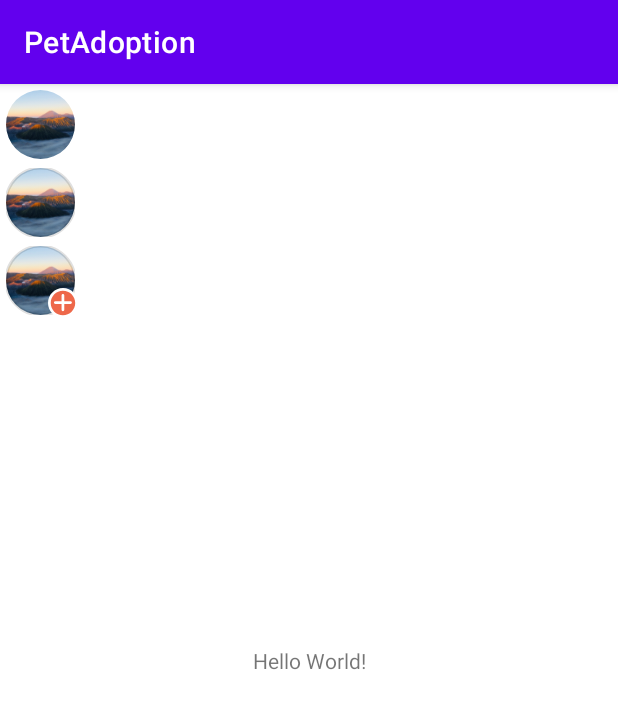
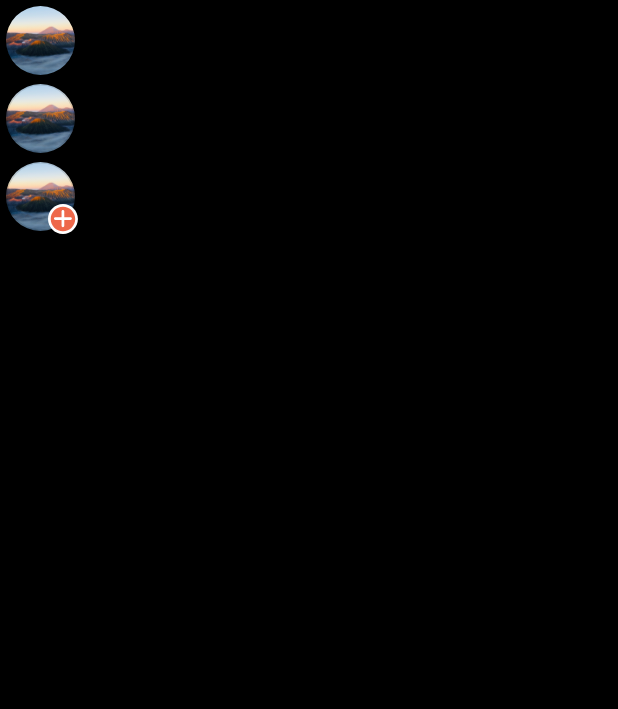
Before and after one commit to NguyenLuongMyHa/PetAdoption, an Android app: the screen it shows after launch (MainActivity), on a phone screen of 412 x 824 dp. Shown: the top 709 px of the screen. Run offline under Robolectric (Android 15) with nearby library versions, the phone set to English and light mode, and no system bars; our stand-ins replace data binding; 1 statement that could not run was skipped.

Commit message:
init custom avatar view

```diff
--- a/app/src/main/res/layout/activity_main.xml
+++ b/app/src/main/res/layout/activity_main.xml
@@ -4,16 +4,8 @@
     xmlns:tools="http://schemas.android.com/tools"
     android:layout_width="match_parent"
     android:layout_height="match_parent"
+    android:background="@color/black"
     tools:context=".MainActivity">
-
-    <TextView
-        android:layout_width="wrap_content"
-        android:layout_height="wrap_content"
-        android:text="Hello World!"
-        app:layout_constraintBottom_toBottomOf="parent"
-        app:layout_constraintLeft_toLeftOf="parent"
-        app:layout_constraintRight_toRightOf="parent"
-        app:layout_constraintTop_toTopOf="parent" />
 
     <com.myha.petadoption.customView.CustomAvatarView
         android:layout_width="@dimen/value_50"
@@ -32,7 +24,7 @@
         app:hasFollow="false"
         app:layout_constraintStart_toStartOf="parent"
         app:layout_constraintTop_toBottomOf="@id/avt1"
-        app:strokeColor="@color/black"
+        app:strokeColor="@color/white"
         app:strokeWidth="@dimen/value_2" />
 
     <com.myha.petadoption.customView.CustomAvatarView
@@ -44,6 +36,6 @@
         app:icFollowRes="@drawable/ic_follow"
         app:layout_constraintStart_toStartOf="parent"
         app:layout_constraintTop_toBottomOf="@id/avt2"
-        app:strokeColor="@color/black"
+        app:strokeColor="@color/white"
         app:strokeWidth="@dimen/value_2" />
 </androidx.constraintlayout.widget.ConstraintLayout>
--- a/app/src/main/res/layout/custom_avatar_view.xml
+++ b/app/src/main/res/layout/custom_avatar_view.xml
@@ -1,19 +1,22 @@
 <?xml version="1.0" encoding="utf-8"?>
-<layout>
+<layout xmlns:android="http://schemas.android.com/apk/res/android">
+
     <data>
+
         <variable
             name="iconFollowRes"
             type="int" />
+
         <variable
             name="strokeWidth"
             type="float" />
+
         <variable
             name="strokeColorRes"
             type="int" />
     </data>
 
-    <androidx.constraintlayout.widget.ConstraintLayout xmlns:android="http://schemas.android.com/apk/res/android"
-        xmlns:app="http://schemas.android.com/apk/res-auto"
+    <androidx.constraintlayout.widget.ConstraintLayout xmlns:app="http://schemas.android.com/apk/res-auto"
         android:layout_width="match_parent"
         android:layout_height="wrap_content">
 
@@ -22,7 +25,7 @@
             android:layout_width="0dp"
             android:layout_height="0dp"
             android:scaleType="centerCrop"
-            android:layout_margin="@dimen/value_2"
+            android:padding="@dimen/value_2"
             app:layout_constraintDimensionRatio="1:1"
             app:layout_constraintEnd_toEndOf="parent"
             app:layout_constraintStart_toStartOf="parent"
@@ -41,6 +44,7 @@
             app:layout_constraintBottom_toBottomOf="parent"
             app:layout_constraintDimensionRatio="1:1"
             app:layout_constraintEnd_toEndOf="parent"
+            android:contentDescription="@string/follow"
             app:layout_constraintWidth_percent="0.4" />
 
     </androidx.constraintlayout.widget.ConstraintLayout>
--- a/app/src/main/res/values/strings.xml
+++ b/app/src/main/res/values/strings.xml
@@ -1,3 +1,4 @@
 <resources>
     <string name="app_name">PetAdoption</string>
+    <string name="follow">Follow</string>
 </resources>
--- a/app/src/main/res/values/themes.xml
+++ b/app/src/main/res/values/themes.xml
@@ -1,6 +1,6 @@
 <resources xmlns:tools="http://schemas.android.com/tools">
     <!-- Base application theme. -->
-    <style name="Theme.PetAdoption" parent="Theme.MaterialComponents.DayNight.DarkActionBar">
+    <style name="Theme.PetAdoption" parent="Theme.MaterialComponents.DayNight.NoActionBar">
         <!-- Primary brand color. -->
         <item name="colorPrimary">@color/purple_500</item>
         <item name="colorPrimaryVariant">@color/purple_700</item>
@@ -14,7 +14,7 @@
         <!-- Customize your theme here. -->
     </style>
 
-    <style name="ShapeAppearanceOverlay.Circle" parent="">
+    <style name="ShapeAppearanceOverlay.Circle" parent="Theme.MaterialComponents.DayNight.NoActionBar">
         <item name="cornerSize">50%</item>
         <item name="cornerFamily">rounded</item>
     </style>
```
